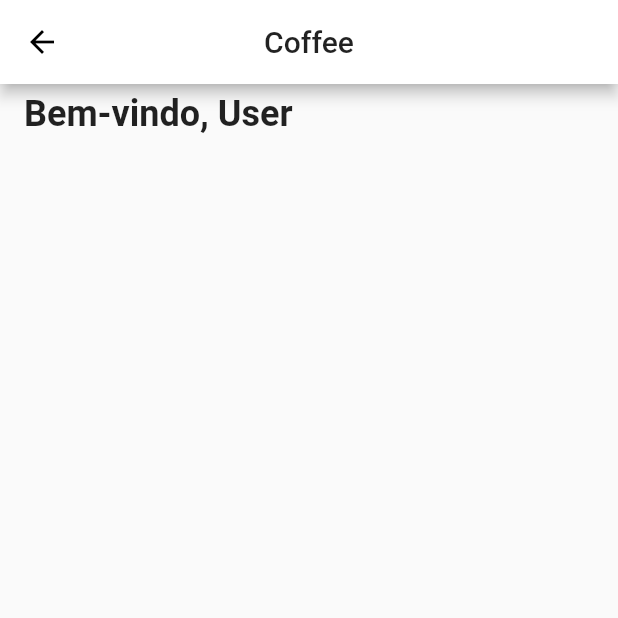
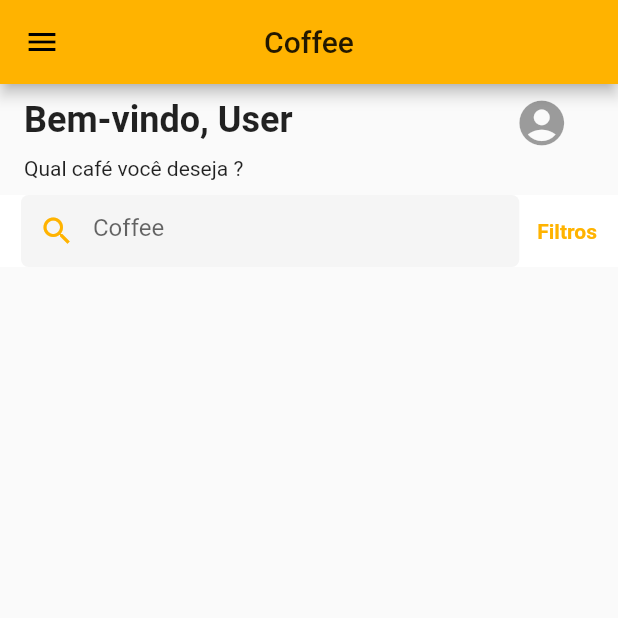
Before and after one commit to ollinmagno/coffee-store-app, a Flutter app: the HomeScreen screen opened directly, on a phone screen of 412 x 824 dp, the top half of it. Run offline on Flutter 3.47's test engine with Material 2 defaults, Android fonts, the light colour scheme and no system bars; our stand-ins replace flutter_svg.

Commit message:
tela inicial

```diff
--- a/lib/src/HomeScreen.dart
+++ b/lib/src/HomeScreen.dart
@@ -1,3 +1,4 @@
+import 'package:coffeebreak/src/search_coffee.dart';
 import 'package:flutter/material.dart';
 
 class HomeScreen extends StatefulWidget {
@@ -7,16 +8,27 @@ class HomeScreen extends StatefulWidget {
 
 class _HomeScreenState extends State<HomeScreen> {
   _body() {
-    return Container(
-      child: Row(
-        children: <Widget>[
-          Padding(
-            padding: EdgeInsets.all(8.0),
-          ),
-          SizedBox(height: 40,),
-          Text("Bem-vindo, User", style: TextStyle(fontSize: 24.0, fontWeight: FontWeight.bold),),
-        ],
-      ),
+    return ListView(
+      children: <Widget>[
+        Row(
+          children: <Widget>[
+            Padding(padding: EdgeInsets.all(8.0),),
+            SizedBox(height: 40,),
+            Text("Bem-vindo, User", style: TextStyle(fontSize: 24.0, fontWeight: FontWeight.bold)),
+            SizedBox(width: 140,),
+            IconButton(icon: Icon(Icons.account_circle, size: 36,),),
+          ],
+        ),
+        Row(
+          children: <Widget>[
+          Padding(padding:  EdgeInsets.all(8.0),),
+          Text('Qual café você deseja ?'),
+          ],
+        ),
+        SizedBox(height: 10,),
+        SearchCoffee(),
+      ],
+
     );
   }
 
@@ -24,13 +36,15 @@ class _HomeScreenState extends State<HomeScreen> {
   Widget build(BuildContext context) {
     return Scaffold(
       appBar: AppBar(
-        backgroundColor: Colors.white,
+        backgroundColor: Colors.amber.shade600,
         title: Text('Coffee'),
         centerTitle: true,
       ),
       body: _body(),
+
+      drawer: Drawer(
+
+      ),
     );
   }
-
-
 }
```
